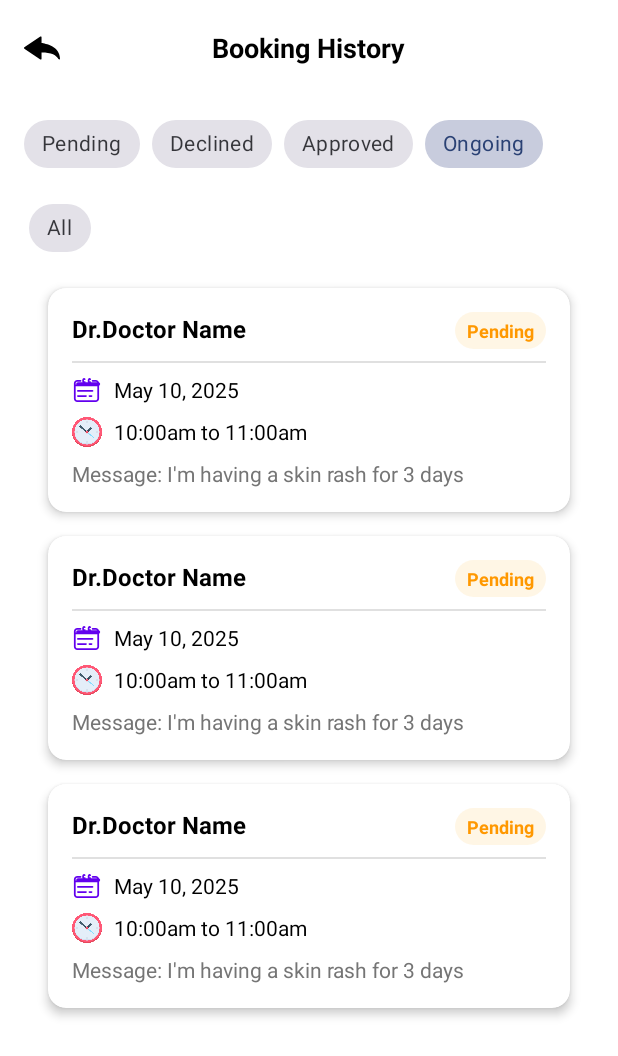
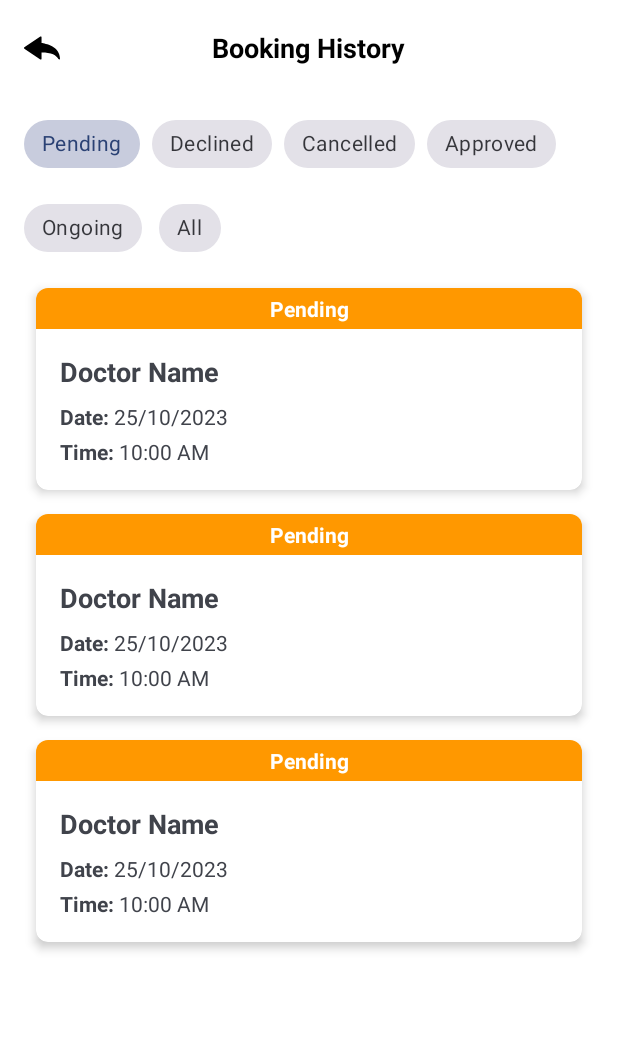
Before and after one commit to bonjinggg/DermaScan_Melvin, an Android app: the layout activity_booking_history.xml on its own in the app's theme, with its tools: preview values and no code run, on a phone screen of 412 x 824 dp. Shown: the top 1056 px of the screen. Run offline under Robolectric (Android 15) with nearby library versions, the light colour scheme and no system bars.

Commit message:
new Commited

```diff
--- a/app/src/main/res/layout/activity_booking_history.xml
+++ b/app/src/main/res/layout/activity_booking_history.xml
@@ -59,6 +59,13 @@
             style="@style/Widget.MaterialComponents.Chip.Choice" />
 
         <com.google.android.material.chip.Chip
+            android:id="@+id/cancelledFilterChip"
+            android:layout_width="wrap_content"
+            android:layout_height="wrap_content"
+            android:text="Cancelled"
+            style="@style/Widget.MaterialComponents.Chip.Choice" />
+
+        <com.google.android.material.chip.Chip
             android:id="@+id/approvedFilterChip"
             android:layout_width="wrap_content"
             android:layout_height="wrap_content"
@@ -70,7 +77,6 @@
             android:layout_width="wrap_content"
             android:layout_height="wrap_content"
             android:text="Ongoing"
-            android:checked="true"
             style="@style/Widget.MaterialComponents.Chip.Choice" />
 
         <com.google.android.material.chip.Chip
@@ -175,6 +181,40 @@
                     android:textSize="14sp" />
             </LinearLayout>
 
+            <!-- Empty state for cancelled appointments -->
+            <LinearLayout
+                android:id="@+id/emptyStateCancelledLayout"
+                android:layout_width="match_parent"
+                android:layout_height="wrap_content"
+                android:gravity="center"
+                android:orientation="vertical"
+                android:visibility="gone"
+                android:layout_gravity="center">
+
+                <ImageView
+                    android:layout_width="100dp"
+                    android:layout_height="100dp"
+                    android:src="@drawable/empty_state"
+                    android:contentDescription="No cancelled appointments" />
+
+                <TextView
+                    android:layout_width="wrap_content"
+                    android:layout_height="wrap_content"
+                    android:layout_marginTop="16dp"
+                    android:text="No cancelled appointments"
+                    android:textColor="@color/black"
+                    android:textSize="16sp" />
+
+                <TextView
+                    android:layout_width="wrap_content"
+                    android:layout_height="wrap_content"
+                    android:layout_marginTop="8dp"
+                    android:gravity="center"
+                    android:text="Appointments you've cancelled will be shown here"
+                    android:textColor="@color/gray"
+                    android:textSize="14sp" />
+            </LinearLayout>
+
             <!-- Empty state for approved appointments -->
             <LinearLayout
                 android:id="@+id/emptyStateApprovedLayout"
--- a/app/src/main/res/layout/item_appointment.xml
+++ b/app/src/main/res/layout/item_appointment.xml
@@ -3,10 +3,27 @@
     xmlns:app="http://schemas.android.com/apk/res-auto"
     android:layout_width="match_parent"
     android:layout_height="wrap_content"
-    android:layout_marginHorizontal="16dp"
-    android:layout_marginVertical="8dp"
-    app:cardCornerRadius="12dp"
+    android:layout_margin="8dp"
+    app:cardCornerRadius="8dp"
     app:cardElevation="4dp">
+
+    <LinearLayout
+        android:layout_width="match_parent"
+        android:layout_height="wrap_content"
+        android:orientation="vertical">
+
+        <!-- Status bar at the top -->
+        <TextView
+            android:id="@+id/textStatus"
+            android:layout_width="match_parent"
+            android:layout_height="wrap_content"
+            android:background="@color/orange"
+            android:padding="4dp"
+            android:text="Pending"
+            android:textAlignment="center"
+            android:textColor="@android:color/white"
+            android:textSize="14sp"
+            android:textStyle="bold" />
 
         <LinearLayout
             android:layout_width="match_parent"
@@ -14,68 +31,13 @@
             android:orientation="vertical"
             android:padding="16dp">
 
-        <LinearLayout
+            <TextView
+                android:id="@+id/textDoctorName"
                 android:layout_width="match_parent"
                 android:layout_height="wrap_content"
-            android:orientation="horizontal">
-
-            <TextView
-                android:layout_width="wrap_content"
-                android:layout_height="wrap_content"
-                android:text="Dr."
-                android:textColor="@color/black"
-                android:textSize="16sp"
+                android:text="Doctor Name"
+                android:textSize="18sp"
                 android:textStyle="bold" />
-
-            <TextView
-                android:id="@+id/textDoctorName"
-                android:layout_width="0dp"
-                android:layout_height="wrap_content"
-                android:layout_weight="1"
-                android:text="Doctor Name"
-                android:textColor="@color/black"
-                android:textSize="16sp"
-                android:textStyle="bold" />
-
-            <TextView
-                android:id="@+id/textStatus"
-                android:layout_width="wrap_content"
-                android:layout_height="wrap_content"
-                android:background="@drawable/status_background"
-                android:paddingHorizontal="8dp"
-                android:paddingVertical="4dp"
-                android:text="Pending"
-                android:textColor="@color/orange"
-                android:textSize="12sp"
-                android:textStyle="bold" />
-        </LinearLayout>
-
-        <View
-            android:layout_width="match_parent"
-            android:layout_height="1dp"
-            android:layout_marginVertical="8dp"
-            android:background="#E0E0E0" />
-
-        <LinearLayout
-            android:layout_width="match_parent"
-            android:layout_height="wrap_content"
-            android:orientation="horizontal">
-
-            <ImageView
-                android:layout_width="20dp"
-                android:layout_height="20dp"
-                android:src="@drawable/ic_calendar"
-                app:tint="@color/purple_500" />
-
-            <TextView
-                android:id="@+id/textAppointmentDate"
-                android:layout_width="wrap_content"
-                android:layout_height="wrap_content"
-                android:layout_marginStart="8dp"
-                android:text="May 10, 2025"
-                android:textColor="@color/black" />
-
-        </LinearLayout>
 
             <LinearLayout
                 android:layout_width="match_parent"
@@ -83,19 +45,37 @@
                 android:layout_marginTop="8dp"
                 android:orientation="horizontal">
 
-            <ImageView
-                android:layout_width="20dp"
-                android:layout_height="20dp"
-                android:src="@drawable/clock"
-                />
+                <TextView
+                    android:layout_width="wrap_content"
+                    android:layout_height="wrap_content"
+                    android:text="Date: "
+                    android:textStyle="bold" />
+
+                <TextView
+                    android:id="@+id/textAppointmentDate"
+                    android:layout_width="wrap_content"
+                    android:layout_height="wrap_content"
+                    android:text="25/10/2023" />
+
+            </LinearLayout>
+
+            <LinearLayout
+                android:layout_width="match_parent"
+                android:layout_height="wrap_content"
+                android:layout_marginTop="4dp"
+                android:orientation="horizontal">
+
+                <TextView
+                    android:layout_width="wrap_content"
+                    android:layout_height="wrap_content"
+                    android:text="Time: "
+                    android:textStyle="bold" />
 
                 <TextView
                     android:id="@+id/textAppointmentTime"
                     android:layout_width="wrap_content"
                     android:layout_height="wrap_content"
-                android:layout_marginStart="8dp"
-                android:text="10:00am to 11:00am"
-                android:textColor="@color/black" />
+                    android:text="10:00 AM" />
 
             </LinearLayout>
 
@@ -104,11 +84,46 @@
                 android:layout_width="match_parent"
                 android:layout_height="wrap_content"
                 android:layout_marginTop="8dp"
-            android:text="Message: I'm having a skin rash for 3 days"
-            android:textColor="#757575"
-            android:textSize="14sp"
-            android:visibility="visible" />
+                android:text="Message: This is a message from the doctor"
+                android:visibility="gone" />
+
+            <!-- Cancellation Reason Container -->
+            <LinearLayout
+                android:id="@+id/cancelReasonContainer"
+                android:layout_width="match_parent"
+                android:layout_height="wrap_content"
+                android:layout_marginTop="8dp"
+                android:orientation="vertical"
+                android:visibility="gone">
+
+                <TextView
+                    android:id="@+id/textCancelReason"
+                    android:layout_width="match_parent"
+                    android:layout_height="wrap_content"
+                    android:text="Reason: Not available at this time"
+                    android:textColor="@color/red" />
 
             </LinearLayout>
 
+            <FrameLayout
+                android:id="@+id/cancelButtonContainer"
+                android:layout_width="match_parent"
+                android:layout_height="wrap_content"
+                android:layout_marginTop="8dp"
+                android:visibility="gone">
+
+                <Button
+                    android:id="@+id/btnCancelAppointment"
+                    android:layout_width="wrap_content"
+                    android:layout_height="wrap_content"
+                    android:layout_gravity="end"
+                    android:backgroundTint="@color/red"
+                    android:text="Cancel"
+                    android:textColor="@android:color/white" />
+
+            </FrameLayout>
+
+        </LinearLayout>
+    </LinearLayout>
+
 </androidx.cardview.widget.CardView>
```
Also changed, not shown: app/src/main/java/com/example/dermascanai/AppointmentData.kt (+8 -9 lines), app/src/main/java/com/example/dermascanai/BookingHistory.kt (+135 -11 lines), app/src/main/res/drawable/edit_text_background.xml (added, +8 -0 lines), app/src/main/res/layout/dialog_cancel_appointment.xml (added, +26 -0 lines). Lines whose indentation alone changed are shown as unchanged.
